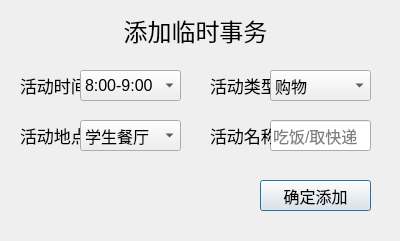
superman0l/campus, file campus_local/addtmpaffair.ui: the form before one commit.
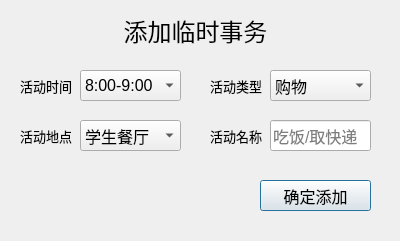
The form after the commit.

Patch:
```diff
--- a/campus_local/addtmpaffair.ui
+++ b/campus_local/addtmpaffair.ui
@@ -24,7 +24,7 @@
    </property>
    <property name="font">
     <font>
-     <pointsize>13</pointsize>
+     <pointsize>10</pointsize>
     </font>
    </property>
    <property name="text">
@@ -92,7 +92,7 @@
    </property>
    <property name="font">
     <font>
-     <pointsize>13</pointsize>
+     <pointsize>10</pointsize>
     </font>
    </property>
    <property name="text">
@@ -131,7 +131,7 @@
    </property>
    <property name="font">
     <font>
-     <pointsize>13</pointsize>
+     <pointsize>10</pointsize>
     </font>
    </property>
    <property name="text">
@@ -149,7 +149,7 @@
    </property>
    <property name="font">
     <font>
-     <pointsize>13</pointsize>
+     <pointsize>10</pointsize>
     </font>
    </property>
    <property name="text">
```
